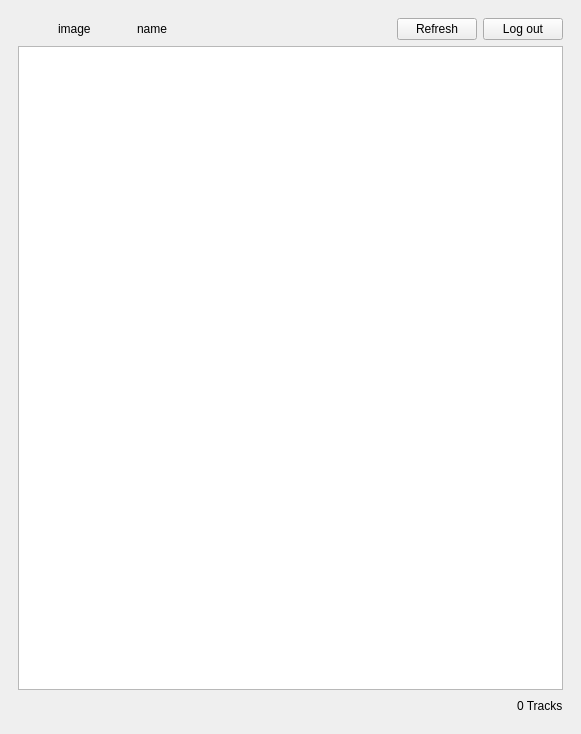
Qt form mutak/mainwindow.ui (ahmed-debbech/mutak) before a commit.
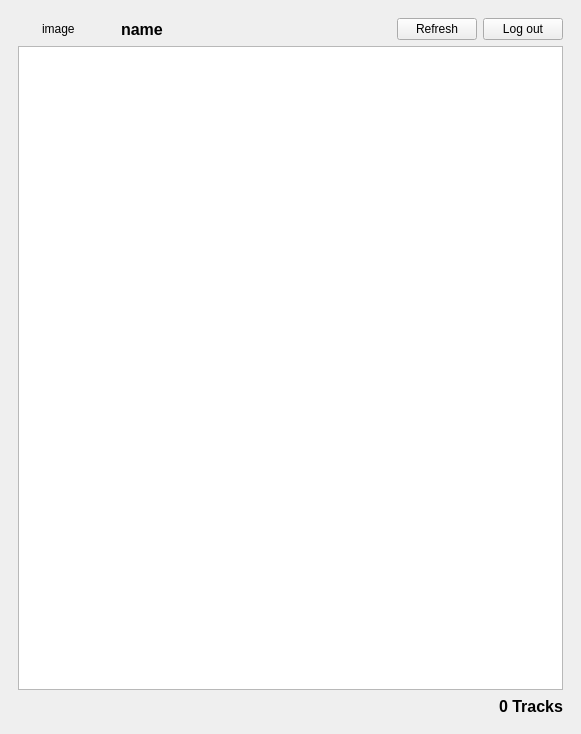
The same form after that commit. The open tabs and pages were chosen to show the change.

Commit message: Optimizing the user top banner UI

What changed in the file:
```diff
--- a/mutak/mainwindow.ui
+++ b/mutak/mainwindow.ui
@@ -138,8 +138,8 @@
               </property>
               <property name="sizeHint" stdset="0">
                <size>
-                <width>40</width>
-                <height>20</height>
+                <width>24</width>
+                <height>10</height>
                </size>
               </property>
              </spacer>
@@ -169,6 +169,13 @@
             </item>
             <item>
              <widget class="QLabel" name="disp_name">
+              <property name="font">
+               <font>
+                <pointsize>12</pointsize>
+                <weight>75</weight>
+                <bold>true</bold>
+               </font>
+              </property>
               <property name="text">
                <string>name</string>
               </property>
@@ -225,6 +232,13 @@
           </item>
           <item>
            <widget class="QLabel" name="countText">
+            <property name="font">
+             <font>
+              <pointsize>12</pointsize>
+              <weight>75</weight>
+              <bold>true</bold>
+             </font>
+            </property>
             <property name="text">
              <string>0 Tracks</string>
             </property>
```
The commit also changes 2 other files.
